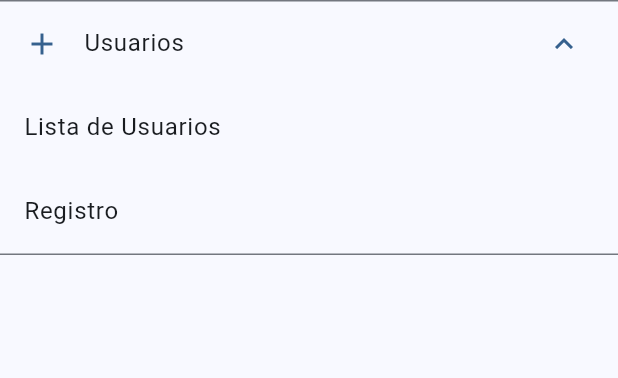
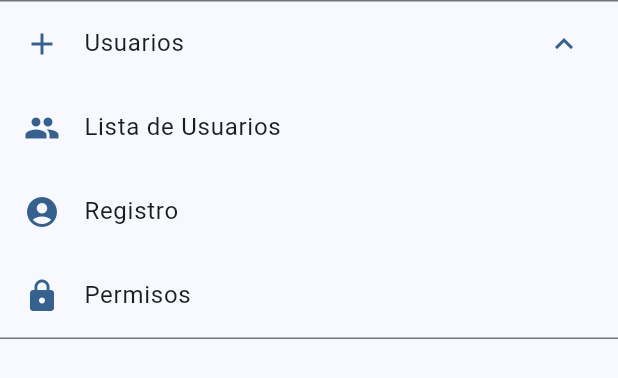
Before and after one commit to danielac32/dashboard, a Flutter app: the ItemsUser widget shown alone on an empty page, opened directly, after a tap on "Usuarios", on a phone screen of 412 x 824 dp. Shown: the top 378 px of the screen. Run offline on Flutter 3.47's test engine with Material 3 defaults, Android fonts, the phone set to English and light mode, and no system bars; our stand-ins replace carousel_slider, file_picker, fl_chart, get, image_picker, shared_preferences; accounts and stored records are empty.

Commit message:
edit end

```diff
--- a/lib/core/utils/constants.dart
+++ b/lib/core/utils/constants.dart
@@ -58,5 +58,5 @@ static const String coordinador="COORDINADOR";
   static const String consultor="CONSULTOR";
   static const String hp="HP";
   static const String otro="OTRO";
-
+  static const urlApi='http://localhost:8080';
 }
--- a/lib/screens/admin/child/user/user_list/controller/user_list_controller.dart
+++ b/lib/screens/admin/child/user/user_list/controller/user_list_controller.dart
@@ -28,7 +28,7 @@ class UserListController extends GetxController {
 
     // Obtener datos de la API a través de  UserListService
     try {
-      final apiResponse = await UserListService.get("get");
+      final apiResponse = await UserListService.get("user");
       final res = UserListResponse.fromJson(apiResponse);
 
       // Asignar los usuarios obtenidos de la API
--- a/lib/screens/admin/child/user/user_list/service/user_list_service.dart
+++ b/lib/screens/admin/child/user/user_list/service/user_list_service.dart
@@ -3,12 +3,13 @@
 
 import 'dart:convert';
 
+import 'package:core_system/core/utils/constants.dart';
 import 'package:http/http.dart' as http;
 
 import '../../../../../../infrastructure/shared/storage.dart';
 
 class UserListService {
-  static const String _baseUrl = 'http://localhost:8080';
+  static const String _baseUrl = AppStrings.urlApi;
 
 
   static Future<Map<String, String>> _getHeaders() async {
--- a/lib/screens/admin/controller/dashboard_menu.dart
+++ b/lib/screens/admin/controller/dashboard_menu.dart
@@ -4,6 +4,7 @@ import 'package:get/get.dart';
 
 
 import '../child/home/home_screen_2.dart';
+import '../child/user/register/user_register.dart';
 import '../child/user/user_list/user_list.dart';
 
 
@@ -14,7 +15,8 @@ class MenuControllerScreen extends GetxController {
   // Lista de pantallas disponibles
   final List<Widget> screens = [
     HomeScreen(),//0
-    UserList()
+    UserList(),//1
+    UserRegister(),//2
     /*IndexScreen(),
     UsersScreen(),
     ContentScreen(),
--- a/lib/screens/admin/widget/items_user/items_user.dart
+++ b/lib/screens/admin/widget/items_user/items_user.dart
@@ -17,6 +17,7 @@ class ItemsUser extends StatelessWidget {
       children: [
         ListTile(
           title: Text('Lista de Usuarios'),
+          leading: Icon(Icons.people, color: colors.primary),
           onTap: () {
             menuControllerScreen.currentIndex(1);
             Get.back(); // Cierra el Drawer
@@ -24,8 +25,17 @@ class ItemsUser extends StatelessWidget {
         ),
         ListTile(
           title: Text('Registro'),
+          leading: Icon(Icons.account_circle, color: colors.primary),
           onTap: () {
-
+            menuControllerScreen.currentIndex(2);
+            Get.back(); // Cierra el Drawer
+          },
+        ),
+        ListTile(
+          title: Text('Permisos'),
+          leading: Icon(Icons.lock, color: colors.primary),
+          onTap: () {
+            menuControllerScreen.currentIndex(3);
             Get.back(); // Cierra el Drawer
           },
         ),
--- a/lib/screens/auth/service/user_service.dart
+++ b/lib/screens/auth/service/user_service.dart
@@ -3,10 +3,11 @@ import 'dart:convert';
 import 'package:core_system/infrastructure/shared/storage.dart';
 import 'package:http/http.dart' as http;
 
+import '../../../core/utils/constants.dart';
 import '../../../infrastructure/entities/user_response.dart';
 
 class ApiService {
-  static const String _baseUrl = 'http://localhost:8080';
+  static const String _baseUrl = AppStrings.urlApi;
 
   // Método genérico para POST
   static Future<dynamic> post(String endpoint, Map<String, dynamic> body) async {
```
Also changed, not shown: lib/screens/admin/child/user/register/user_register.dart (added, +12 -0 lines), lib/screens/admin/child/user/user_list/user_list.dart (+12 -0 lines).
